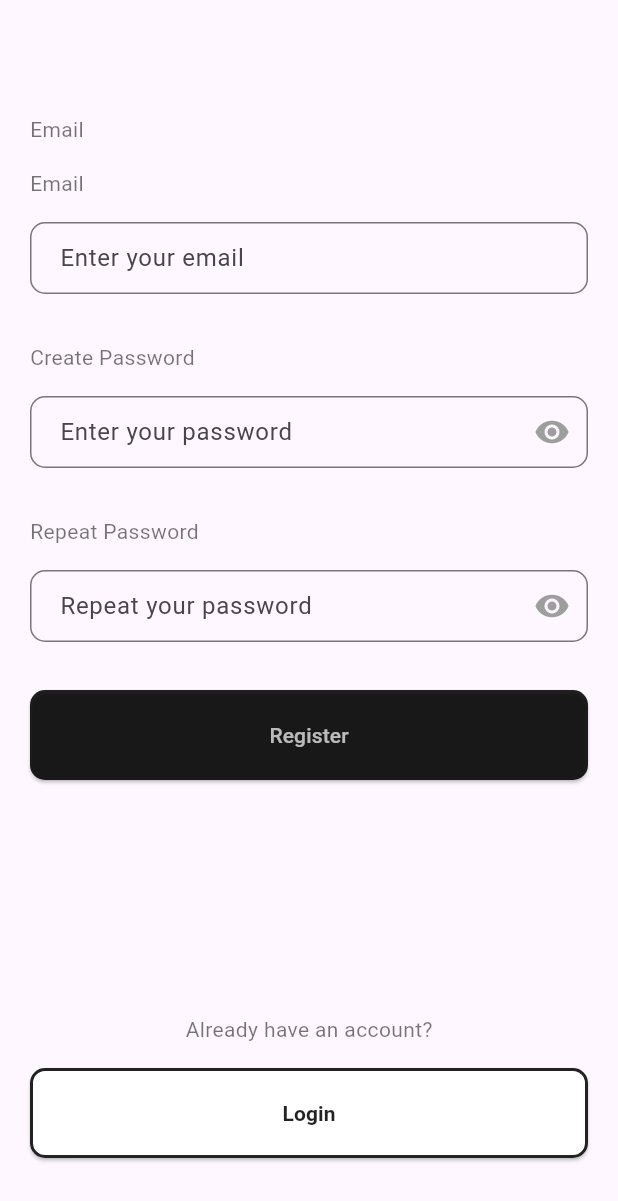
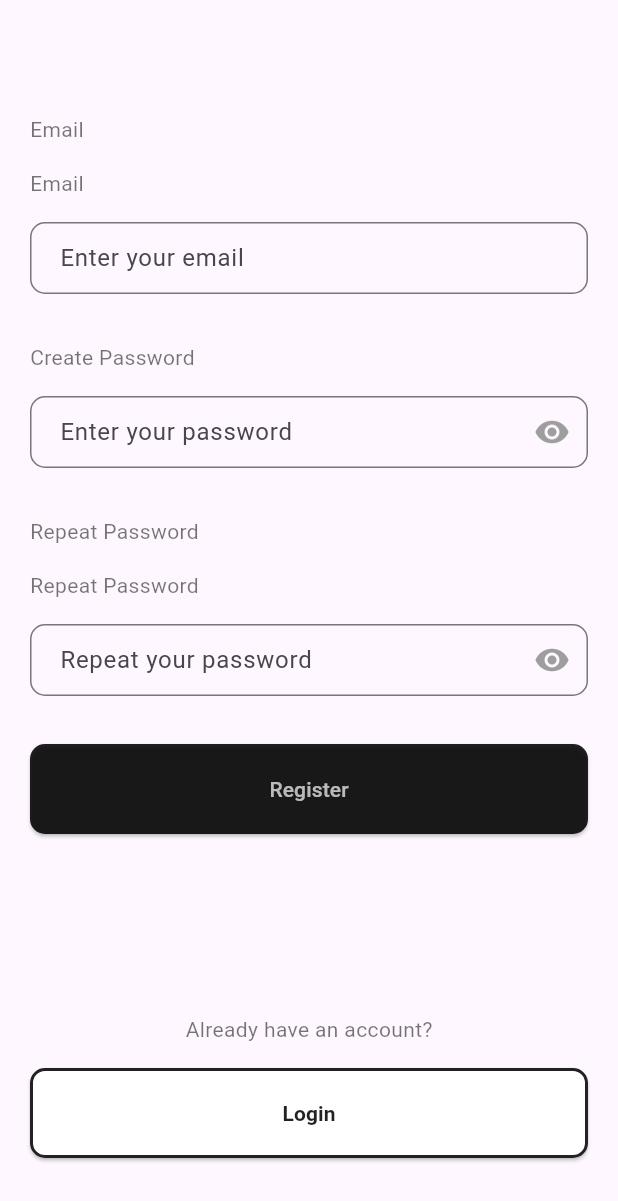
Before and after one commit to komeyl88/thermocall, a Flutter app: the screen it shows after launch, on a phone screen of 412 x 824 dp. Shown: the top 1201 px of the screen. Run offline on Flutter 3.47's test engine with Material 3 defaults, Android fonts, the phone set to English and light mode, and no system bars.

Commit message:
Complete inputrepeatpassword

```diff
--- a/lib/login/view/inputrepeatpassword.dart
+++ b/lib/login/view/inputrepeatpassword.dart
@@ -10,7 +10,18 @@ class InputRepeatPassword extends StatefulWidget {
 class _InputRepeatPasswordState extends State<InputRepeatPassword> {
   @override
   Widget build(BuildContext context) {
-    return TextFormField(
+    return Column(
+      crossAxisAlignment: CrossAxisAlignment.start,
+      children: [
+        Text(
+          "Repeat Password",
+          textAlign: TextAlign.left,
+          style: TextStyle(color: Colors.black54),
+        ),
+        SizedBox(
+          height: 16,
+        ),
+        TextFormField(
           obscureText: true,
           decoration: InputDecoration(
               contentPadding: EdgeInsets.symmetric(horizontal: 16.0),
@@ -19,8 +30,12 @@ class _InputRepeatPasswordState extends State<InputRepeatPassword> {
                 borderRadius: BorderRadius.circular(10),
                 borderSide: BorderSide(color: Colors.grey),
               ),
-          suffixIcon: Icon(Icons.visibility, color: Colors.grey,)
-      ),
+              suffixIcon: Icon(
+                Icons.visibility,
+                color: Colors.grey,
+              )),
+        )
+      ],
     );
   }
 }
```
Lines whose indentation alone changed are shown as unchanged.
